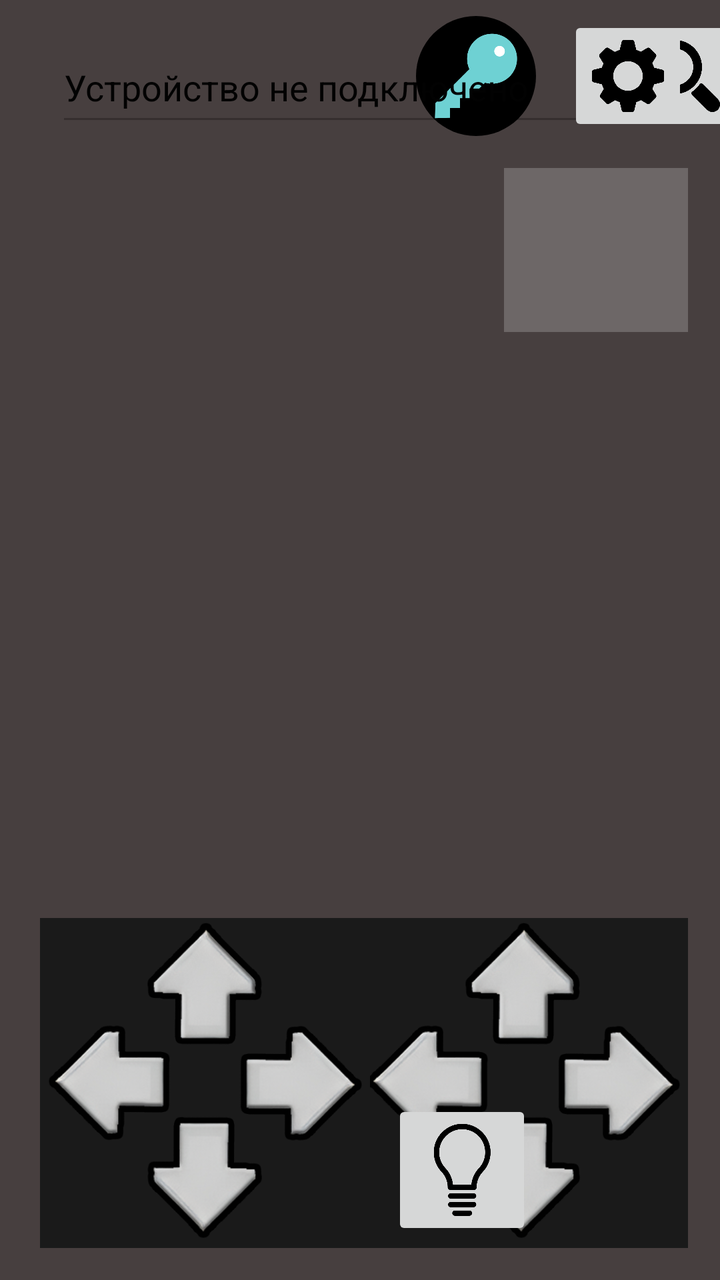
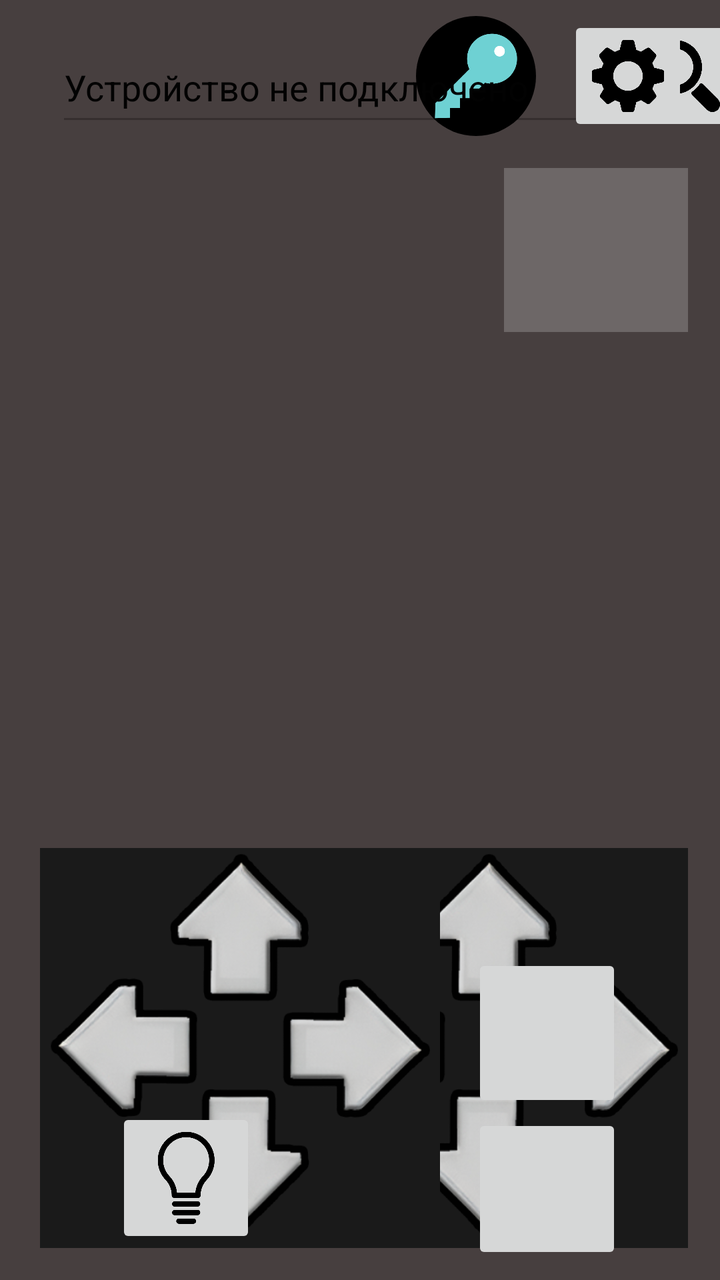

Before-and-after screenshots of an Android layout around one commit, followed by the original layout XML and the change that was made.
<!-- AndroidManifest.xml: fallback theme Theme.MaterialComponents.DayNight.NoActionBar -->
<!-- res/layout/main_activity.xml -->
<?xml version="1.0" encoding="UTF-8"?>
<androidx.constraintlayout.widget.ConstraintLayout xmlns:android="http://schemas.android.com/apk/res/android"
    xmlns:app="http://schemas.android.com/apk/res-auto"
    xmlns:tools="http://schemas.android.com/tools"
    android:layout_width="match_parent"
    android:layout_height="match_parent"
    android:background="#473F3F"
    tools:ignore="MissingClass">

    <ImageButton
        android:id="@+id/keyConnect"
        android:layout_width="60dp"
        android:layout_height="60dp"
        android:layout_marginTop="8dp"
        android:layout_marginEnd="92dp"
        android:background="@drawable/circle_button_black"
        android:scaleType="fitCenter"
        android:src="@drawable/whitekey"
        app:layout_constraintEnd_toEndOf="parent"
        app:layout_constraintTop_toTopOf="parent"
        app:srcCompat="@drawable/whitekey" />

    <ImageButton
        android:id="@+id/searchBtn"
        android:layout_width="60dp"
        android:layout_height="60dp"
        android:layout_marginStart="312dp"
        android:layout_marginTop="8dp"
        android:scaleType="fitCenter"
        android:src="@drawable/search"
        app:layout_constraintStart_toStartOf="parent"
        app:layout_constraintTop_toTopOf="parent"
        app:srcCompat="@drawable/search" />

    <ImageView
        android:id="@+id/rightJoystick"
        android:layout_width="165dp"
        android:layout_height="165dp"
        android:layout_marginEnd="16dp"
        android:layout_marginBottom="16dp"
        android:src="@drawable/joystick"
        app:layout_constraintBottom_toBottomOf="parent"
        app:layout_constraintEnd_toEndOf="parent" />

    <ImageButton
        android:id="@+id/bigGun"
        android:layout_width="0dp"
        android:layout_height="79dp"
        android:layout_marginBottom="100dp"
        app:layout_constraintBottom_toBottomOf="parent"
        app:layout_constraintEnd_toEndOf="@+id/smallGun"
        app:layout_constraintHorizontal_bias="0.0"
        app:layout_constraintStart_toStartOf="@+id/smallGun" />

    <ImageButton
        android:id="@+id/smallGun"
        android:layout_width="75dp"
        android:layout_height="75dp"
        android:layout_marginEnd="193dp"
        android:layout_marginBottom="20dp"
        app:layout_constraintBottom_toBottomOf="parent"
        app:layout_constraintEnd_toEndOf="parent" />

    <ImageView
        android:id="@+id/leftJoystick"
        android:layout_width="165dp"
        android:layout_height="165dp"
        android:layout_marginStart="20dp"
        android:layout_marginBottom="16dp"
        android:src="@drawable/joystick"
        app:layout_constraintBottom_toBottomOf="parent"
        app:layout_constraintStart_toStartOf="parent" />

    <EditText
        android:id="@+id/selectDevice"
        android:layout_width="271dp"
        android:layout_height="52dp"
        android:layout_marginStart="28dp"
        android:layout_marginTop="16dp"
        android:ems="10"
        android:enabled="false"
        android:inputType="text"
        android:text="Устройство не подключено"
        android:textColor="#020202"
        app:layout_constraintStart_toStartOf="parent"
        app:layout_constraintTop_toTopOf="parent" />

    <TextView
        android:id="@+id/textView"
        android:layout_width="433dp"
        android:layout_height="54dp"
        android:layout_marginStart="16dp"
        android:layout_marginTop="84dp"
        android:text="TextView"
        android:visibility="invisible"
        app:layout_constraintStart_toStartOf="parent"
        app:layout_constraintTop_toTopOf="parent" />

    <ProgressBar
        android:id="@+id/progressBar"
        style="?android:attr/progressBarStyleHorizontal"
        android:layout_width="106dp"
        android:layout_height="36dp"
        android:layout_marginStart="392dp"
        android:layout_marginTop="24dp"
        android:progressTint="#D51212"
        app:layout_constraintStart_toStartOf="parent"
        app:layout_constraintTop_toTopOf="parent" />

    <androidx.constraintlayout.widget.ConstraintLayout
        android:id="@+id/statLayout"
        android:layout_width="92dp"
        android:layout_height="82dp"
        android:layout_marginTop="84dp"
        android:layout_marginEnd="16dp"
        android:background="#6D6767"
        app:layout_constraintEnd_toEndOf="parent"
        app:layout_constraintTop_toTopOf="parent">
    </androidx.constraintlayout.widget.ConstraintLayout>

    <ImageButton
        android:id="@+id/light"
        android:layout_width="70dp"
        android:layout_height="70dp"
        android:layout_marginStart="196dp"
        android:layout_marginBottom="20dp"
        android:scaleType="fitCenter"
        android:src="@drawable/lightunactive"
        app:layout_constraintBottom_toBottomOf="parent"
        app:layout_constraintStart_toStartOf="parent"
        app:srcCompat="@drawable/lightunactive" />

    <ImageButton
        android:id="@+id/settings"
        android:layout_width="60dp"
        android:layout_height="60dp"
        android:layout_marginTop="8dp"
        android:layout_marginEnd="16dp"
        android:scaleType="fitCenter"
        android:src="@drawable/settings"
        app:layout_constraintEnd_toEndOf="parent"
        app:layout_constraintTop_toTopOf="parent"
        app:srcCompat="@drawable/settings" />

</androidx.constraintlayout.widget.ConstraintLayout>
<!-- resources referenced by this layout -->
<resources>
  <!-- drawable circle_button_black (drawable) -->
  <?xml version="1.0" encoding="UTF-8"?>
  <shape xmlns:android="http://schemas.android.com/apk/res/android"
      android:shape="oval">
      <solid android:color="#000000" />
      <size
          android:width="56dp"
          android:height="56dp" />
  </shape>
  <!-- drawable joystick: png bitmap (drawable, 94037 bytes) -->
  <!-- drawable lightunactive: png bitmap (drawable, 10976 bytes) -->
  <!-- drawable search: png bitmap (drawable, 7491 bytes) -->
  <!-- drawable settings: png bitmap (drawable, 13977 bytes) -->
  <!-- drawable whitekey: png bitmap (drawable, 8689 bytes) -->
</resources>

<!-- the commit's change to res/layout/main_activity.xml (unified diff, before → after) -->
@@ -34,8 +34,8 @@
 
     <ImageView
         android:id="@+id/rightJoystick"
-        android:layout_width="165dp"
-        android:layout_height="165dp"
+        android:layout_width="200dp"
+        android:layout_height="200dp"
         android:layout_marginEnd="16dp"
         android:layout_marginBottom="16dp"
         android:src="@drawable/joystick"
@@ -46,7 +46,7 @@
         android:id="@+id/bigGun"
         android:layout_width="0dp"
         android:layout_height="79dp"
-        android:layout_marginBottom="100dp"
+        android:layout_marginBottom="84dp"
         app:layout_constraintBottom_toBottomOf="parent"
         app:layout_constraintEnd_toEndOf="@+id/smallGun"
         app:layout_constraintHorizontal_bias="0.0"
@@ -56,15 +56,15 @@
         android:id="@+id/smallGun"
         android:layout_width="75dp"
         android:layout_height="75dp"
-        android:layout_marginEnd="193dp"
-        android:layout_marginBottom="20dp"
+        android:layout_marginStart="236dp"
+        android:layout_marginBottom="8dp"
         app:layout_constraintBottom_toBottomOf="parent"
-        app:layout_constraintEnd_toEndOf="parent" />
+        app:layout_constraintStart_toStartOf="parent" />
 
     <ImageView
         android:id="@+id/leftJoystick"
-        android:layout_width="165dp"
-        android:layout_height="165dp"
+        android:layout_width="200dp"
+        android:layout_height="200dp"
         android:layout_marginStart="20dp"
         android:layout_marginBottom="16dp"
         android:src="@drawable/joystick"
@@ -122,12 +122,12 @@
         android:id="@+id/light"
         android:layout_width="70dp"
         android:layout_height="70dp"
-        android:layout_marginStart="196dp"
-        android:layout_marginBottom="20dp"
+        android:layout_marginEnd="232dp"
+        android:layout_marginBottom="16dp"
         android:scaleType="fitCenter"
         android:src="@drawable/lightunactive"
         app:layout_constraintBottom_toBottomOf="parent"
-        app:layout_constraintStart_toStartOf="parent"
+        app:layout_constraintEnd_toEndOf="parent"
         app:srcCompat="@drawable/lightunactive" />
 
     <ImageButton
